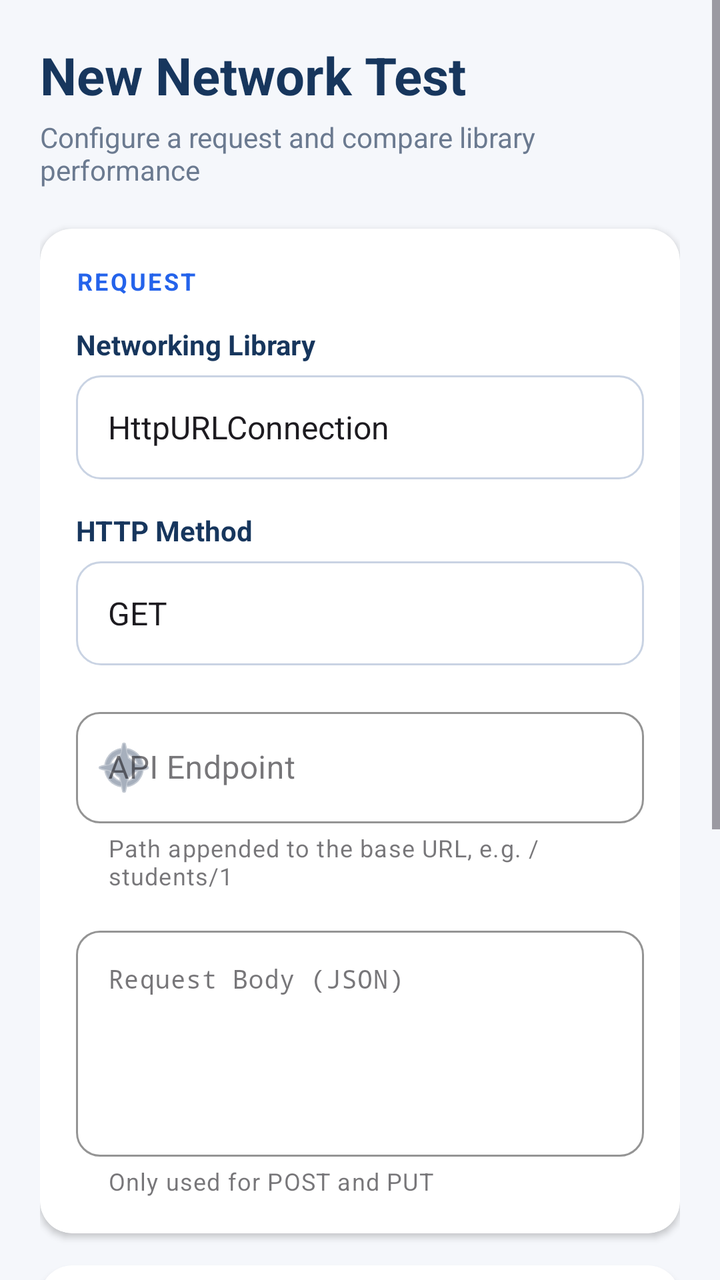
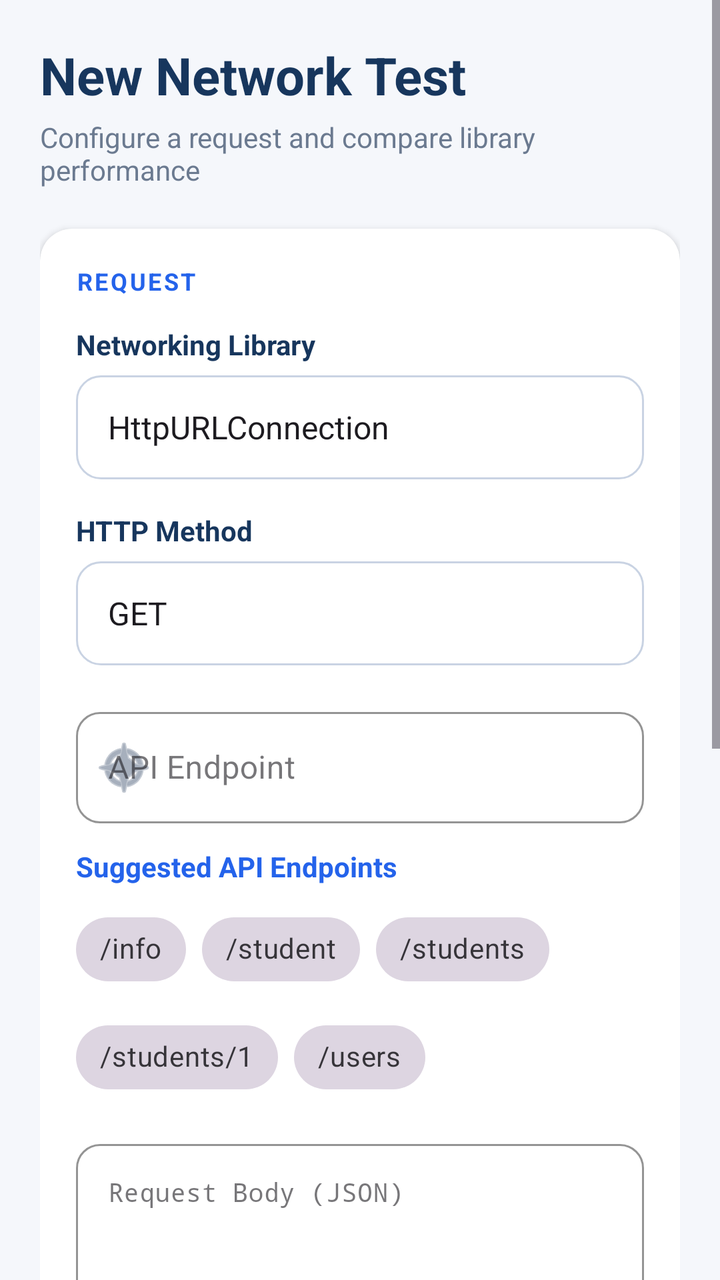

Compare the two renders of this Android layout. The source of the first and the diff that turns it into the second are given below.
<!-- AndroidManifest.xml: application theme Theme.NetworkLibraryAnalyzer -->
<!-- res/layout/activity_start_new_test.xml -->
<?xml version="1.0" encoding="utf-8"?>
<ScrollView xmlns:android="http://schemas.android.com/apk/res/android"
    xmlns:app="http://schemas.android.com/apk/res-auto"
    android:id="@+id/main"
    android:layout_width="match_parent"
    android:layout_height="match_parent"
    android:background="#F5F7FB"
    android:fillViewport="true"
    android:clipToPadding="false">

    <LinearLayout
        android:layout_width="match_parent"
        android:layout_height="wrap_content"
        android:orientation="vertical"
        android:padding="20dp">

        
        <TextView
            android:layout_width="match_parent"
            android:layout_height="wrap_content"
            android:text="New Network Test"
            android:textColor="#17365D"
            android:textSize="26sp"
            android:textStyle="bold" />

        <TextView
            android:layout_width="match_parent"
            android:layout_height="wrap_content"
            android:layout_marginTop="4dp"
            android:layout_marginBottom="20dp"
            android:text="Configure a request and compare library performance"
            android:textColor="#6B7A90"
            android:textSize="14sp" />

        
        <com.google.android.material.card.MaterialCardView
            android:layout_width="match_parent"
            android:layout_height="wrap_content"
            app:cardBackgroundColor="#FFFFFF"
            app:cardCornerRadius="16dp"
            app:cardElevation="2dp"
            app:strokeWidth="0dp">

            <LinearLayout
                android:layout_width="match_parent"
                android:layout_height="wrap_content"
                android:orientation="vertical"
                android:padding="18dp">

                <TextView
                    android:layout_width="wrap_content"
                    android:layout_height="wrap_content"
                    android:text="REQUEST"
                    android:textColor="#2463EB"
                    android:textSize="12sp"
                    android:textStyle="bold"
                    android:letterSpacing="0.1" />

                
                <TextView
                    android:layout_width="wrap_content"
                    android:layout_height="wrap_content"
                    android:layout_marginTop="14dp"
                    android:text="Networking Library"
                    android:textColor="#17365D"
                    android:textSize="14sp"
                    android:textStyle="bold" />

                <Spinner
                    android:id="@+id/spinnerLibrary"
                    android:layout_width="match_parent"
                    android:layout_height="52dp"
                    android:layout_marginTop="6dp"
                    android:background="@drawable/bg_input"
                    android:entries="@array/network_libraries"
                    android:paddingStart="8dp"
                    android:paddingEnd="8dp" />

                
                <TextView
                    android:layout_width="wrap_content"
                    android:layout_height="wrap_content"
                    android:layout_marginTop="16dp"
                    android:text="HTTP Method"
                    android:textColor="#17365D"
                    android:textSize="14sp"
                    android:textStyle="bold" />

                <Spinner
                    android:id="@+id/spinnerMethod"
                    android:layout_width="match_parent"
                    android:layout_height="52dp"
                    android:layout_marginTop="6dp"
                    android:background="@drawable/bg_input"
                    android:entries="@array/http_methods"
                    android:paddingStart="8dp"
                    android:paddingEnd="8dp"
                    />

                
                <com.google.android.material.textfield.TextInputLayout
                    style="@style/Widget.MaterialComponents.TextInputLayout.OutlinedBox"
                    android:layout_width="match_parent"
                    android:layout_height="wrap_content"
                    android:layout_marginTop="18dp"
                    android:hint="@string/api_endPoint"
                    app:boxCornerRadiusBottomEnd="12dp"
                    app:boxCornerRadiusBottomStart="12dp"
                    app:boxCornerRadiusTopEnd="12dp"
                    app:boxCornerRadiusTopStart="12dp"
                    app:boxStrokeColor="#2463EB"
                    app:hintTextColor="#2463EB"
                    app:helperText="Path appended to the base URL, e.g. /students/1"
                    app:startIconDrawable="@android:drawable/ic_menu_compass"
                    app:startIconTint="#6B7A90">

                    <com.google.android.material.textfield.TextInputEditText
                        android:id="@+id/editEndpoint"
                        android:layout_width="match_parent"
                        android:layout_height="wrap_content"
                        android:inputType="textUri"
                        android:singleLine="true" />
                </com.google.android.material.textfield.TextInputLayout>

                
                <com.google.android.material.textfield.TextInputLayout
                    style="@style/Widget.MaterialComponents.TextInputLayout.OutlinedBox"
                    android:layout_width="match_parent"
                    android:layout_height="wrap_content"
                    android:layout_marginTop="14dp"
                    android:hint="Request Body (JSON)"
                    app:boxCornerRadiusBottomEnd="12dp"
                    app:boxCornerRadiusBottomStart="12dp"
                    app:boxCornerRadiusTopEnd="12dp"
                    app:boxCornerRadiusTopStart="12dp"
                    app:boxStrokeColor="#2463EB"
                    app:hintTextColor="#2463EB"
                    app:helperText="Only used for POST and PUT"
                    android:id="@+id/jsonBody">

                    <com.google.android.material.textfield.TextInputEditText
                        android:id="@+id/editRequestBody"
                        android:layout_width="match_parent"
                        android:layout_height="wrap_content"
                        android:fontFamily="monospace"
                        android:gravity="top|start"
                        android:inputType="textMultiLine"
                        android:minLines="5"
                        android:textSize="13sp" />
                </com.google.android.material.textfield.TextInputLayout>

            </LinearLayout>
        </com.google.android.material.card.MaterialCardView>

        
        <com.google.android.material.card.MaterialCardView
            android:layout_width="match_parent"
            android:layout_height="wrap_content"
            android:layout_marginTop="16dp"
            app:cardBackgroundColor="#FFFFFF"
            app:cardCornerRadius="16dp"
            app:cardElevation="2dp"
            app:strokeWidth="0dp">

            <LinearLayout
                android:layout_width="match_parent"
                android:layout_height="wrap_content"
                android:orientation="vertical"
                android:padding="18dp">

                <TextView
                    android:layout_width="wrap_content"
                    android:layout_height="wrap_content"
                    android:text="TEST SETTINGS"
                    android:textColor="#2463EB"
                    android:textSize="12sp"
                    android:textStyle="bold"
                    android:letterSpacing="0.1" />

                <TextView
                    android:layout_width="wrap_content"
                    android:layout_height="wrap_content"
                    android:layout_marginTop="14dp"
                    android:text="Number of Test Runs"
                    android:textColor="#17365D"
                    android:textSize="14sp"
                    android:textStyle="bold" />

                <Spinner
                    android:id="@+id/spinnerRuns"
                    android:layout_width="match_parent"
                    android:layout_height="52dp"
                    android:layout_marginTop="6dp"
                    android:background="@drawable/bg_input"
                    android:entries="@array/test_run_options"
                    android:paddingStart="8dp"
                    android:paddingEnd="8dp" />
            </LinearLayout>
        </com.google.android.material.card.MaterialCardView>

        
        <com.google.android.material.button.MaterialButton
            android:id="@+id/btnStartTest"
            android:layout_width="match_parent"
            android:layout_height="56dp"
            android:layout_marginTop="24dp"
            android:layout_marginBottom="8dp"
            android:text="Start Test"
            android:textAllCaps="false"
            android:textColor="#FFFFFF"
            android:textSize="16sp"
            android:textStyle="bold"
            app:backgroundTint="#2463EB"
            app:cornerRadius="14dp"
            app:elevation="4dp"
            app:icon="@android:drawable/ic_media_play"
            app:iconGravity="textStart"
            app:iconPadding="8dp"
            app:iconTint="#FFFFFF" />

        <ProgressBar
            android:id="@+id/progressBar"
            style="?android:attr/progressBarStyle"
            android:layout_width="48dp"
            android:layout_height="48dp"
            android:layout_gravity="center"
            android:visibility="gone" />


        <TextView
            android:id="@+id/txtResponse"
            android:layout_width="match_parent"
            android:layout_height="wrap_content"
            android:padding="16dp"
            android:layout_margin="12dp"
            android:background="@drawable/bg_response"
            android:textColor="#1F2937"
            android:textSize="16sp"
            android:lineSpacingExtra="4dp"
            android:fontFamily="sans-serif"
            android:textIsSelectable="true"
            android:minHeight="80dp"
            android:gravity="start|top"
            android:hint="Response will appear here"
            android:textColorHint="#9CA3AF"
            android:elevation="2dp" />

    </LinearLayout>
</ScrollView>
<!-- resources referenced by this layout -->
<resources>
  <string-array name="http_methods">
          <item>GET</item>
          <item>POST</item>
          <item>PUT</item>
          <item>DELETE</item>
      </string-array>
  <string-array name="network_libraries">
          <item>HttpURLConnection</item>
          <item>OkHttp</item>
          <item>Retrofit</item>
          <item>Volley</item>
      </string-array>
  <string-array name="test_run_options">
          <item>1</item>
          <item>5</item>
          <item>10</item>
          <item>30</item>
      </string-array>
  <!-- drawable bg_input (drawable) -->
  <?xml version="1.0" encoding="utf-8"?>
  <shape xmlns:android="http://schemas.android.com/apk/res/android"
      android:shape="rectangle">
      <solid android:color="#FFFFFF" />
      <stroke
          android:width="1dp"
          android:color="#C9D3E3" />
      <corners android:radius="12dp" />
  </shape>
  <!-- drawable bg_response (drawable) -->
  <?xml version="1.0" encoding="utf-8"?>
  <shape xmlns:android="http://schemas.android.com/apk/res/android"
      android:shape="rectangle">
      <solid android:color="#F9FAFB" />
      <stroke
          android:width="1dp"
          android:color="#E5E7EB" />
      <corners android:radius="12dp" />
  </shape>
  <string name="api_endPoint">API Endpoint</string>
  <style name="Theme.NetworkLibraryAnalyzer" parent="Base.Theme.NetworkLibraryAnalyzer" />
  <style name="Base.Theme.NetworkLibraryAnalyzer" parent="Theme.Material3.DayNight.NoActionBar">
          
          
      </style>
</resources>

<!-- the commit's change to res/layout/activity_start_new_test.xml (unified diff, before → after) -->
@@ -110,7 +110,6 @@
                     app:boxCornerRadiusTopStart="12dp"
                     app:boxStrokeColor="#2463EB"
                     app:hintTextColor="#2463EB"
-                    app:helperText="Path appended to the base URL, e.g. /students/1"
                     app:startIconDrawable="@android:drawable/ic_menu_compass"
                     app:startIconTint="#6B7A90">
 
@@ -121,6 +120,67 @@
                         android:inputType="textUri"
                         android:singleLine="true" />
                 </com.google.android.material.textfield.TextInputLayout>
+
+
+                <TextView
+                    android:layout_width="match_parent"
+                    android:layout_height="wrap_content"
+                    android:layout_marginTop="12dp"
+                    android:text="Suggested API Endpoints"
+                    android:textStyle="bold"
+                    android:textSize="14sp"
+                    android:textColor="#2463EB"/>
+
+                <com.google.android.material.chip.ChipGroup
+                    android:id="@+id/chipEndpointGroup"
+                    android:layout_width="match_parent"
+                    android:layout_height="wrap_content"
+                    android:layout_marginTop="8dp"
+                    app:singleSelection="false"
+                    app:chipSpacingHorizontal="8dp"
+                    app:chipSpacingVertical="6dp">
+
+                    <com.google.android.material.chip.Chip
+                        android:id="@+id/chipInfo"
+                        style="@style/Widget.MaterialComponents.Chip.Choice"
+                        android:layout_width="wrap_content"
+                        android:layout_height="wrap_content"
+                        android:text="/info"
+                        android:checkable="false"/>
+
+                    <com.google.android.material.chip.Chip
+                        android:id="@+id/chipStudent"
+                        style="@style/Widget.MaterialComponents.Chip.Choice"
+                        android:layout_width="wrap_content"
+                        android:layout_height="wrap_content"
+                        android:text="/student"
+                        android:checkable="false"/>
+
+                    <com.google.android.material.chip.Chip
+                        android:id="@+id/chipStudents"
+                        style="@style/Widget.MaterialComponents.Chip.Choice"
+                        android:layout_width="wrap_content"
+                        android:layout_height="wrap_content"
+                        android:text="/students"
+                        android:checkable="false"/>
+
+                    <com.google.android.material.chip.Chip
+                        android:id="@+id/chipStudentId"
+                        style="@style/Widget.MaterialComponents.Chip.Choice"
+                        android:layout_width="wrap_content"
+                        android:layout_height="wrap_content"
+                        android:text="/students/1"
+                        android:checkable="false"/>
+
+                    <com.google.android.material.chip.Chip
+                        android:id="@+id/chipUsers"
+                        style="@style/Widget.MaterialComponents.Chip.Choice"
+                        android:layout_width="wrap_content"
+                        android:layout_height="wrap_content"
+                        android:text="/users"
+                        android:checkable="false"/>
+
+                </com.google.android.material.chip.ChipGroup>
 
                 
                 <com.google.android.material.textfield.TextInputLayout
<!-- resource entries referenced after the edit -->
@@ -11,6 +11,7 @@
           <item>OkHttp</item>
           <item>Retrofit</item>
           <item>Volley</item>
+          <item>Ktor</item>
       </string-array>
   <string-array name="test_run_options">
           <item>1</item>
